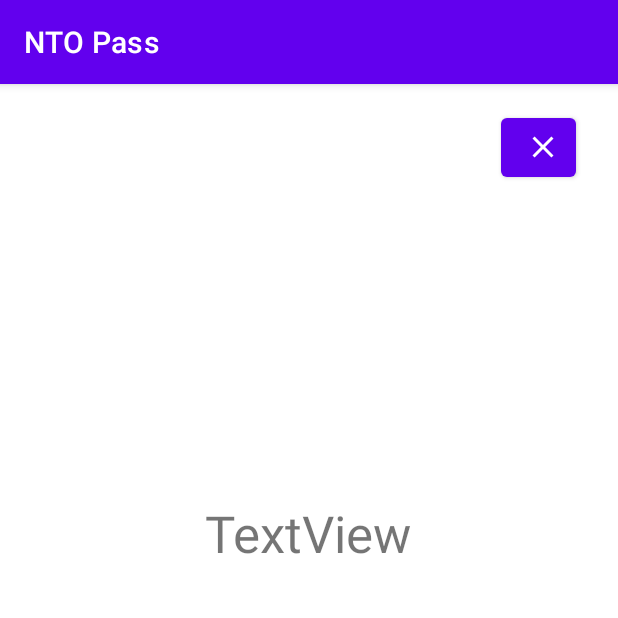
After one commit to varksyu/ntoClientKsuTest1, an Android app: the QrResult screen opened directly, with no data from a screen before it, on a phone screen of 412 x 824 dp, the top half of it. The commit adds this screen. Run offline under Robolectric (Android 15) with nearby library versions, the phone set to English and light mode, and no system bars.

Commit message:
add profile, auth and QrResult activities

```diff
--- a/app/build.gradle.kts
+++ b/app/build.gradle.kts
@@ -35,6 +35,10 @@ android {
 }
 
 dependencies {
+    implementation("androidx.appcompat:appcompat:1.7.0")
+    implementation("com.google.android.material:material:1.12.0")
+    implementation("androidx.activity:activity:1.9.3")
+    implementation("androidx.constraintlayout:constraintlayout:2.2.0")
     defaultLibrary()
 
     implementation(Dependencies.AndroidX.activity)
--- a/app/src/main/java/ru/myitschool/work/core/Constants.kt
+++ b/app/src/main/java/ru/myitschool/work/core/Constants.kt
@@ -1,5 +1,5 @@
 package ru.myitschool.work.core
 // БЕРИТЕ И ИЗМЕНЯЙТЕ ХОСТ ТОЛЬКО ЗДЕСЬ И НЕ БЕРИТЕ ИЗ ДРУГИХ МЕСТ. ФАЙЛ ПЕРЕМЕЩАТЬ НЕЛЬЗЯ
 object Constants {
-    const val SERVER_ADDRESS = "http://localhost:8090"
+    const val SERVER_ADDRESS = "http://localhost:8080"
 }
--- /dev/null
+++ b/app/src/main/java/ru/myitschool/work/ui/QrResult.java
@@ -0,0 +1,26 @@
+package ru.myitschool.work.ui;
+
+import android.os.Bundle;
+
+import androidx.activity.EdgeToEdge;
+import androidx.appcompat.app.AppCompatActivity;
+import androidx.core.graphics.Insets;
+import androidx.core.view.ViewCompat;
+import androidx.core.view.WindowInsetsCompat;
+
+import ru.myitschool.work.R;
+
+public class QrResult extends AppCompatActivity {
+
+    @Override
+    protected void onCreate(Bundle savedInstanceState) {
+        super.onCreate(savedInstanceState);
+        EdgeToEdge.enable(this);
+        setContentView(R.layout.activity_qr_result);
+        ViewCompat.setOnApplyWindowInsetsListener(findViewById(R.id.main), (v, insets) -> {
+            Insets systemBars = insets.getInsets(WindowInsetsCompat.Type.systemBars());
+            v.setPadding(systemBars.left, systemBars.top, systemBars.right, systemBars.bottom);
+            return insets;
+        });
+    }
+}
--- a/app/src/main/java/ru/myitschool/work/ui/profile/ProfileViewModel.java
+++ b/app/src/main/java/ru/myitschool/work/ui/profile/ProfileViewModel.java
@@ -11,6 +11,6 @@ public class ProfileViewModel  extends ViewModel {
     public  final LiveData<StateInfo> stateInfoLiveData = mutableStateInfoLiveData;
 
     public class StateInfo {
-        @Nullable
+
     }
 }
--- a/app/src/main/java/ru/myitschool/work/utils/TextChangedListener.kt
+++ b/app/src/main/java/ru/myitschool/work/utils/TextChangedListener.kt
@@ -2,11 +2,12 @@ package ru.myitschool.work.utils
 
 import android.text.Editable
 import android.text.TextWatcher
+import android.view.View
+
+
 
 open class TextChangedListener: TextWatcher {
     override fun beforeTextChanged(s: CharSequence?, start: Int, count: Int, after: Int) = Unit
-
     override fun onTextChanged(s: CharSequence?, start: Int, before: Int, count: Int) = Unit
-
     override fun afterTextChanged(s: Editable?) = Unit
 }
--- /dev/null
+++ b/app/src/main/res/layout/activity_qr_result.xml
@@ -0,0 +1,35 @@
+<?xml version="1.0" encoding="utf-8"?>
+<androidx.constraintlayout.widget.ConstraintLayout xmlns:android="http://schemas.android.com/apk/res/android"
+    xmlns:app="http://schemas.android.com/apk/res-auto"
+    xmlns:tools="http://schemas.android.com/tools"
+    android:id="@+id/main"
+    android:layout_width="match_parent"
+    android:layout_height="match_parent"
+    tools:context=".ui.QrResult">
+
+    <Button
+        android:id="@+id/close"
+        android:layout_width="50dp"
+        android:layout_height="51dp"
+        android:text="Button"
+        app:icon="@drawable/ic_close"
+        app:layout_constraintBottom_toBottomOf="parent"
+        app:layout_constraintEnd_toEndOf="parent"
+        app:layout_constraintHorizontal_bias="0.922"
+        app:layout_constraintStart_toStartOf="parent"
+        app:layout_constraintTop_toTopOf="parent"
+        app:layout_constraintVertical_bias="0.023" />
+
+    <TextView
+        android:id="@+id/result"
+        android:layout_width="wrap_content"
+        android:layout_height="wrap_content"
+        android:text="TextView"
+        android:textSize="34sp"
+        app:layout_constraintBottom_toBottomOf="parent"
+        app:layout_constraintEnd_toEndOf="parent"
+        app:layout_constraintHorizontal_bias="0.498"
+        app:layout_constraintStart_toStartOf="parent"
+        app:layout_constraintTop_toTopOf="parent"
+        app:layout_constraintVertical_bias="0.383" />
+</androidx.constraintlayout.widget.ConstraintLayout>
```
Also changed, not shown: app/src/main/AndroidManifest.xml (+9 -0 lines), app/src/main/java/ru/myitschool/work/domain/User.java (+33 -18 lines), app/src/main/java/ru/myitschool/work/source/SAPI.java (+4 -5 lines), app/src/main/java/ru/myitschool/work/ui/AuthorizationActivity.java (added, +119 -0 lines), app/src/main/java/ru/myitschool/work/ui/ProfileActivity.java (added, +137 -0 lines), app/src/main/java/ru/myitschool/work/ui/RootActivity.kt (+23 -4 lines), app/src/main/res/layout/fragment_authorization.xml (+8 -7 lines).
